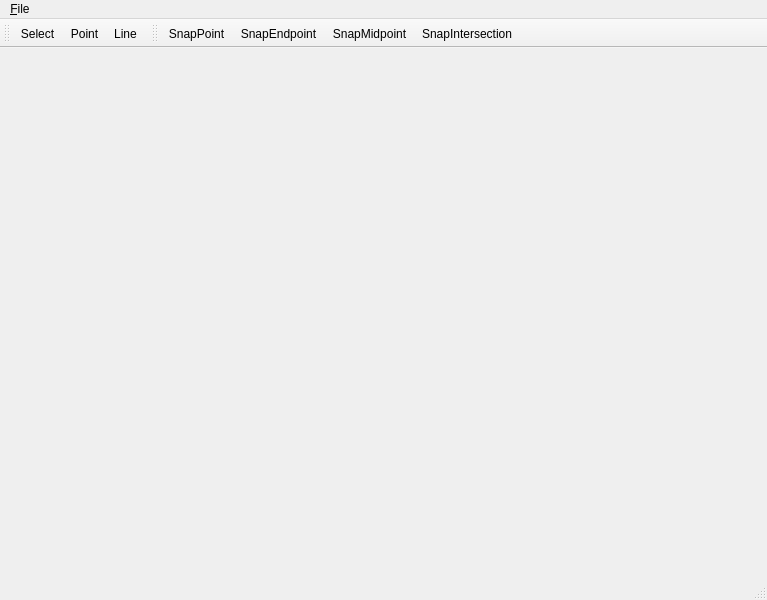
First picture: the form in src/mainwindow.ui, repository ThKattanek/simply_2d_cad, before the edit.
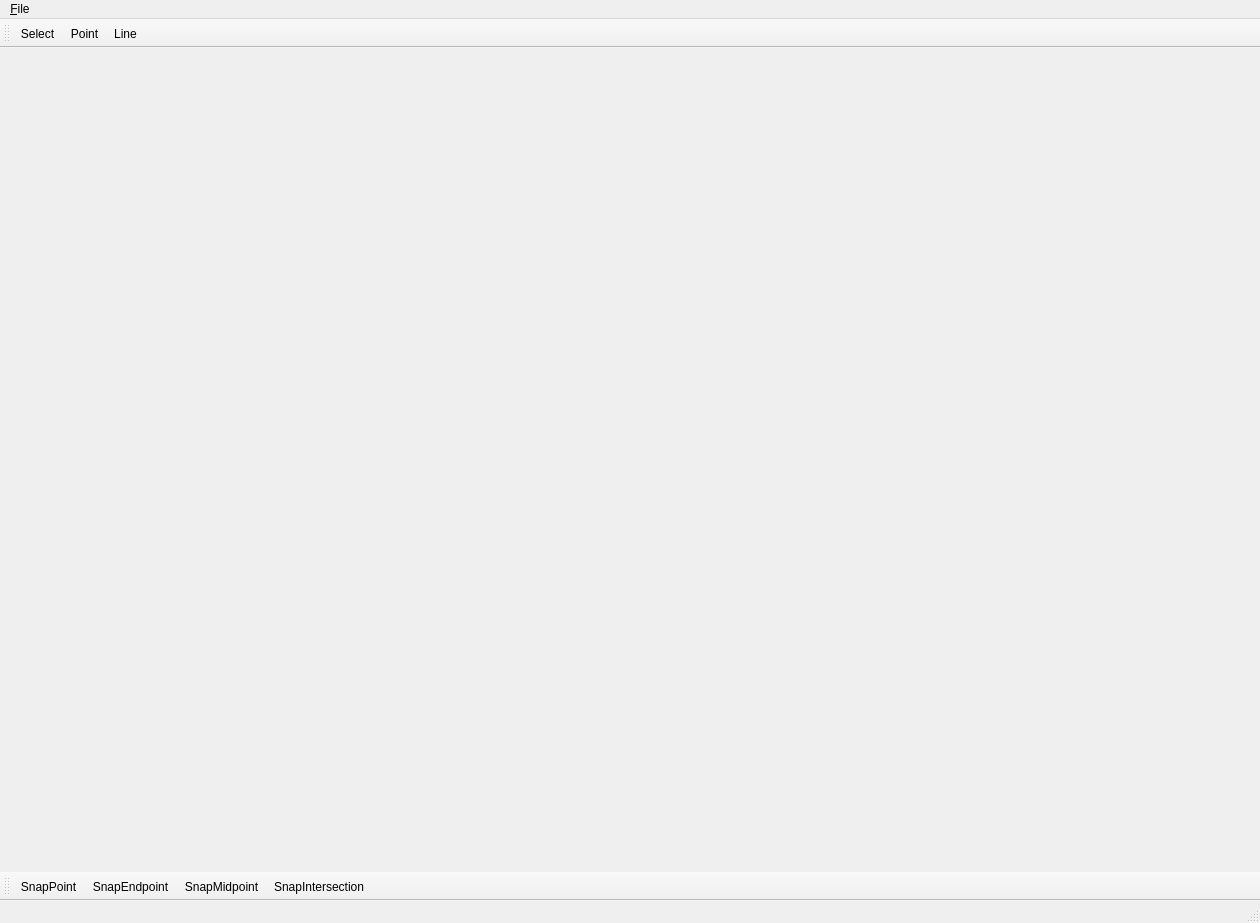
Second picture: the form after the edit. Icons and pictures are not drawn.

Commit message: added all icons for snapping tools

```diff
--- a/src/mainwindow.ui
+++ b/src/mainwindow.ui
@@ -6,8 +6,8 @@
    <rect>
     <x>0</x>
     <y>0</y>
-    <width>767</width>
-    <height>600</height>
+    <width>1260</width>
+    <height>923</height>
    </rect>
   </property>
   <property name="windowTitle">
@@ -21,7 +21,7 @@
     <rect>
      <x>0</x>
      <y>0</y>
-     <width>767</width>
+     <width>1260</width>
      <height>22</height>
     </rect>
    </property>
@@ -78,8 +78,14 @@
    <property name="movable">
     <bool>true</bool>
    </property>
+   <property name="iconSize">
+    <size>
+     <width>24</width>
+     <height>24</height>
+    </size>
+   </property>
    <attribute name="toolBarArea">
-    <enum>TopToolBarArea</enum>
+    <enum>BottomToolBarArea</enum>
    </attribute>
    <attribute name="toolBarBreak">
     <bool>false</bool>
```
Left out of the diff: 16 changed lines with no effect on the pictures. The commit also changes 8 other files.
